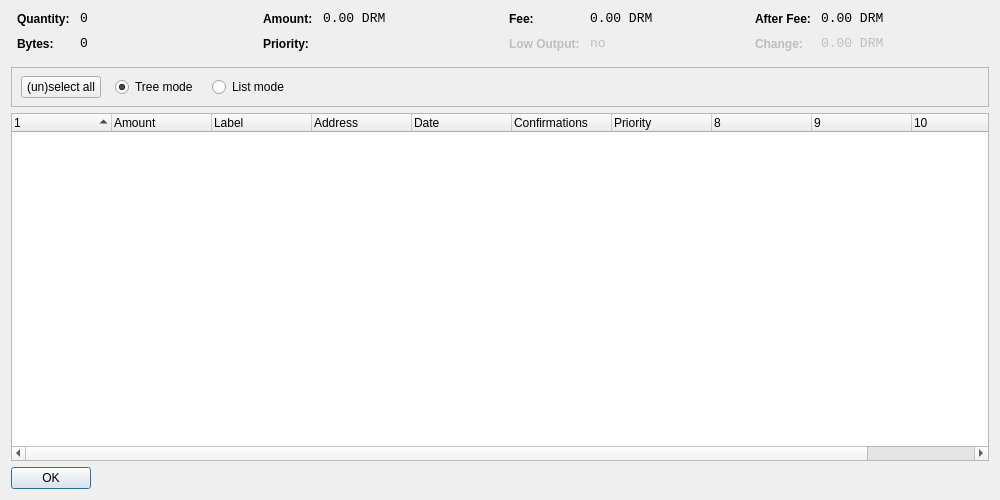
The window that src/qt/forms/coincontroldialog.ui (BlockPioneers/chipcoin_old_x11_pos) describes before a commit, drawn with Qt 5.
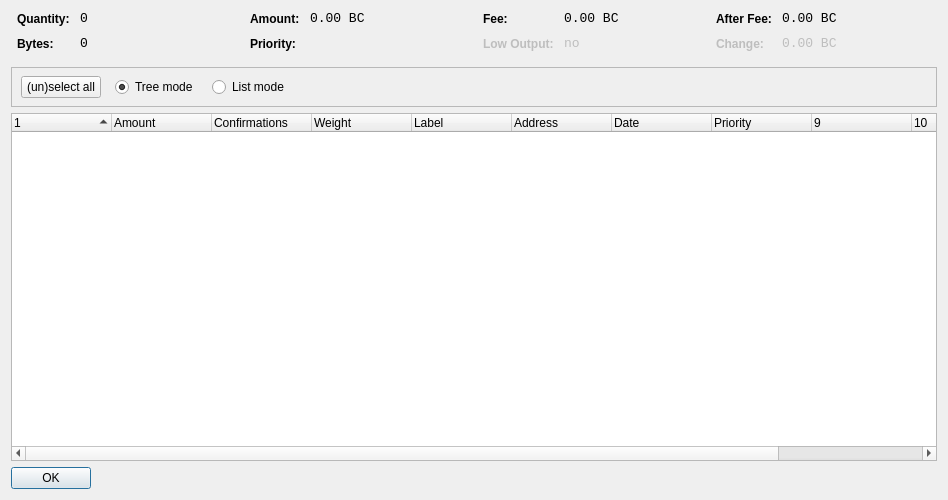
The same window after the commit. Custom widgets are drawn as their Qt base class.

Diff of the .ui file:
```diff
--- a/src/qt/forms/coincontroldialog.ui
+++ b/src/qt/forms/coincontroldialog.ui
@@ -6,7 +6,7 @@
    <rect>
     <x>0</x>
     <y>0</y>
-    <width>1000</width>
+    <width>948</width>
     <height>500</height>
    </rect>
   </property>
@@ -141,7 +141,7 @@
           <enum>Qt::ActionsContextMenu</enum>
          </property>
          <property name="text">
-          <string notr="true">0.00 DRM</string>
+          <string notr="true">0.00 BC</string>
          </property>
          <property name="textInteractionFlags">
           <set>Qt::LinksAccessibleByMouse|Qt::TextSelectableByKeyboard|Qt::TextSelectableByMouse</set>
@@ -221,7 +221,7 @@
           <enum>Qt::ActionsContextMenu</enum>
          </property>
          <property name="text">
-          <string notr="true">0.00 DRM</string>
+          <string notr="true">0.00 BC</string>
          </property>
          <property name="textInteractionFlags">
           <set>Qt::LinksAccessibleByMouse|Qt::TextSelectableByKeyboard|Qt::TextSelectableByMouse</set>
@@ -307,7 +307,7 @@
           <enum>Qt::ActionsContextMenu</enum>
          </property>
          <property name="text">
-          <string notr="true">0.00 DRM</string>
+          <string notr="true">0.00 BC</string>
          </property>
          <property name="textInteractionFlags">
           <set>Qt::LinksAccessibleByMouse|Qt::TextSelectableByKeyboard|Qt::TextSelectableByMouse</set>
@@ -345,7 +345,7 @@
           <enum>Qt::ActionsContextMenu</enum>
          </property>
          <property name="text">
-          <string notr="true">0.00 DRM</string>
+          <string notr="true">0.00 BC</string>
          </property>
          <property name="textInteractionFlags">
           <set>Qt::LinksAccessibleByMouse|Qt::TextSelectableByKeyboard|Qt::TextSelectableByMouse</set>
@@ -469,21 +469,6 @@
        <string>Amount</string>
       </property>
      </column>
-     <column>
-      <property name="text">
-       <string>Label</string>
-      </property>
-     </column>
-     <column>
-      <property name="text">
-       <string>Address</string>
-      </property>
-     </column>
-     <column>
-      <property name="text">
-       <string>Date</string>
-      </property>
-     </column>
      <column>
       <property name="text">
        <string>Confirmations</string>
@@ -492,6 +477,26 @@
        <string>Confirmed</string>
       </property>
      </column>
+     <column>
+      <property name="text">
+       <string>Weight</string>
+      </property>
+     </column>	 	 
+     <column>
+      <property name="text">
+       <string>Label</string>
+      </property>
+     </column>
+     <column>
+      <property name="text">
+       <string>Address</string>
+      </property>
+     </column>
+     <column>
+      <property name="text">
+       <string>Date</string>
+      </property>
+     </column>
      <column>
       <property name="text">
        <string>Priority</string>
```
